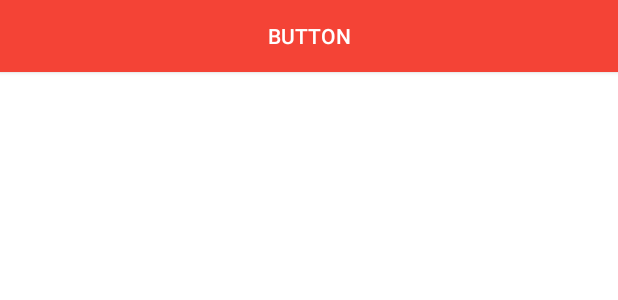
After one commit to wingsum93/itune-music-mvvm, an Android app: the layout activity_dummy.xml on its own in the app's theme, with its tools: preview values and no code run, on a phone screen of 412 x 824 dp. The commit adds this screen. Shown: the top 300 px of the screen. Run offline under Robolectric (Android 15) with nearby library versions, the phone set to English and light mode, and no system bars.

Commit message:
doing behavior

```diff
--- a/app/src/main/AndroidManifest.xml
+++ b/app/src/main/AndroidManifest.xml
@@ -36,6 +36,12 @@
 			android:name=".ui.mainpage2.SearchAct"
 			android:screenOrientation="portrait">
 		</activity>
+		<activity
+			android:name=".ui.test.DummyActivity">
+			<intent-filter>
+				<action android:name="android.intent.action.VIEW"/>
+			</intent-filter>
+		</activity>
 	</application>
 
 </manifest>
--- /dev/null
+++ b/app/src/main/java/com/ericho/itunes_music/widget/behavior/MBBehavior.kt
@@ -0,0 +1,51 @@
+package com.ericho.itunes_music.widget.behavior
+
+import android.content.Context
+import android.util.AttributeSet
+import android.view.View
+import androidx.coordinatorlayout.widget.CoordinatorLayout
+import androidx.recyclerview.widget.RecyclerView
+
+
+class MBBehavior<V : View> : CoordinatorLayout.Behavior<V> {
+
+    constructor() : super() {
+        //Used when the layout has a behavior attached via the Annotation;
+
+    }
+
+    constructor(context: Context, attributeSet: AttributeSet) : super(context, attributeSet) {
+        //Used when the layout has a behavior attached via xml (Within the xml file e.g.
+        //<app:layout_behavior=".link.to.your.behavior">
+
+    }
+
+    override fun layoutDependsOn(parent: CoordinatorLayout, child: V, dependency: View): Boolean {
+        return dependency is RecyclerView
+    }
+
+    override fun onStartNestedScroll(
+        coordinatorLayout: CoordinatorLayout,
+        child: V,
+        directTargetChild: View,
+        target: View,
+        axes: Int,
+        type: Int
+    ): Boolean {
+        return true
+    }
+
+    override fun onNestedScroll(
+        coordinatorLayout: CoordinatorLayout,
+        child: V,
+        target: View,
+        dxConsumed: Int,
+        dyConsumed: Int,
+        dxUnconsumed: Int,
+        dyUnconsumed: Int,
+        type: Int
+    ) {
+
+
+    }
+}
--- /dev/null
+++ b/app/src/main/res/layout/activity_dummy.xml
@@ -0,0 +1,38 @@
+<layout
+	xmlns:android="http://schemas.android.com/apk/res/android"
+	xmlns:app="http://schemas.android.com/apk/res-auto">
+	<data>
+		<import type="android.view.View"/>
+		<import type="java.lang.String"/>
+		<variable
+			name="viewModel" type="com.ericho.itunes_music.ui.mainpage2.HomePageViewModel"/>
+	</data>
+	<androidx.coordinatorlayout.widget.CoordinatorLayout
+
+		android:id="@+id/coordinatorLayout"
+		android:layout_width="match_parent"
+		android:layout_height="match_parent">
+
+		<androidx.recyclerview.widget.RecyclerView
+			android:id="@+id/rv"
+			android:layout_width="match_parent"
+			android:layout_height="match_parent"
+			android:background="@color/cardview_light_background"
+			android:paddingBottom="5dp"
+			app:layout_behavior="@string/appbar_scrolling_view_behavior"
+			android:paddingTop="5dp"
+			app:musicData="@{viewModel.musicList}"
+			android:scrollbars="vertical"/>
+
+		<Button
+			android:id="@+id/button2"
+			android:layout_width="match_parent"
+			android:layout_height="wrap_content"
+			android:background="@color/cardview_dark_background"
+			android:backgroundTint="@color/colorPrimary"
+			android:text="Button"
+			app:layout_behavior=".widget.behavior.MBBehavior"
+			android:textColor="@android:color/white"
+		/>
+	</androidx.coordinatorlayout.widget.CoordinatorLayout>
+</layout>
--- a/app/src/main/res/layout/activity_search.xml
+++ b/app/src/main/res/layout/activity_search.xml
@@ -7,7 +7,6 @@
         <import type="java.lang.String"/>
         <variable
             name="viewModel" type="com.ericho.itunes_music.ui.mainpage2.HomePageViewModel"/>
-
     </data>
     <androidx.coordinatorlayout.widget.CoordinatorLayout
         android:layout_width="match_parent"
```
Also changed, not shown: app/src/main/java/com/ericho/itunes_music/ui/test/DummyActivity.kt (added, +38 -0 lines), app/src/main/java/com/ericho/itunes_music/widget/SFloatingActionButton.kt (added, +22 -0 lines), app/src/main/java/com/ericho/itunes_music/widget/behavior/CustomBehavior.kt (added, +25 -0 lines). Lines whose indentation alone changed are shown as unchanged.
